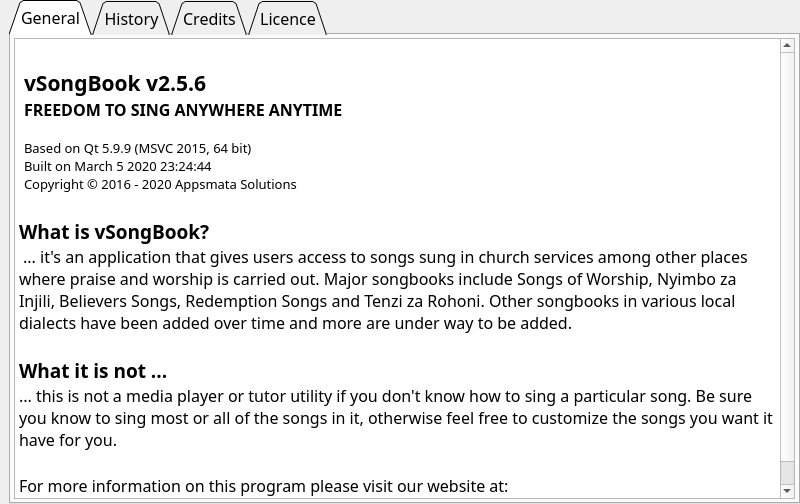
Before: the Qt Designer form src/AppAbout.ui in AppSmata/vSongBook4pc, drawn with Qt 5.
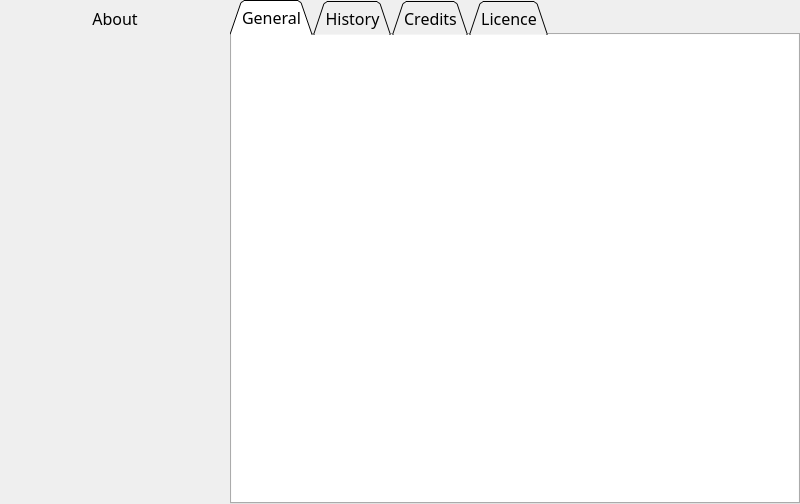
After: the same form once the commit is applied. Icons and pictures are not drawn.

```diff
--- a/src/AppAbout.ui
+++ b/src/AppAbout.ui
@@ -55,20 +55,26 @@
        <item>
         <widget class="QLabel" name="Icon1">
          <property name="sizePolicy">
-          <sizepolicy hsizetype="Fixed" vsizetype="Preferred">
+          <sizepolicy hsizetype="Fixed" vsizetype="Fixed">
            <horstretch>0</horstretch>
            <verstretch>0</verstretch>
           </sizepolicy>
          </property>
+         <property name="minimumSize">
+          <size>
+           <width>230</width>
+           <height>490</height>
+          </size>
+         </property>
          <property name="text">
-          <string/>
-         </property>
-         <property name="pixmap">
-          <pixmap resource="images/images.qrc">:/images/About.png</pixmap>
+          <string>&lt;html&gt;&lt;head/&gt;&lt;body&gt;&lt;p align=&quot;center&quot;&gt;About&lt;/p&gt;&lt;p align=&quot;center&quot;&gt;&lt;img src=&quot;:/images/version.png&quot;/&gt;&lt;/p&gt;&lt;/body&gt;&lt;/html&gt;</string>
          </property>
          <property name="scaledContents">
           <bool>true</bool>
          </property>
+         <property name="alignment">
+          <set>Qt::AlignLeading|Qt::AlignLeft|Qt::AlignTop</set>
+         </property>
         </widget>
        </item>
       </layout>
@@ -147,47 +153,31 @@
           </attribute>
           <layout class="QVBoxLayout" name="LayoutTabPage1">
            <property name="spacing">
-            <number>3</number>
+            <number>0</number>
            </property>
            <property name="leftMargin">
-            <number>3</number>
+            <number>0</number>
            </property>
            <property name="topMargin">
-            <number>3</number>
+            <number>0</number>
            </property>
            <property name="rightMargin">
-            <number>3</number>
+            <number>0</number>
            </property>
            <property name="bottomMargin">
-            <number>3</number>
+            <number>0</number>
            </property>
            <item>
-            <widget class="QTextBrowser" name="TxtGeneral">
+            <widget class="QTextBrowser" name="TxtTab1">
+             <property name="frameShape">
+              <enum>QFrame::NoFrame</enum>
+             </property>
              <property name="html">
               <string>&lt;!DOCTYPE HTML PUBLIC &quot;-//W3C//DTD HTML 4.0//EN&quot; &quot;http://www.w3.org/TR/REC-html40/strict.dtd&quot;&gt;
 &lt;html&gt;&lt;head&gt;&lt;meta name=&quot;qrichtext&quot; content=&quot;1&quot; /&gt;&lt;style type=&quot;text/css&quot;&gt;
 p, li { white-space: pre-wrap; }
 &lt;/style&gt;&lt;/head&gt;&lt;body style=&quot; font-family:'Trebuchet MS','Trebuchet MS','Trebuchet MS'; font-size:12pt; font-weight:400; font-style:normal;&quot;&gt;
-&lt;table border=&quot;0&quot; style=&quot; margin-top:0px; margin-bottom:0px; margin-left:0px; margin-right:0px;&quot; cellspacing=&quot;2&quot; cellpadding=&quot;0&quot;&gt;
-&lt;tr&gt;
-&lt;td&gt;
-&lt;p style=&quot; margin-top:0px; margin-bottom:0px; margin-left:0px; margin-right:0px; -qt-block-indent:0; text-indent:0px;&quot;&gt;&lt;img src=&quot;:/images/vSongBook.png&quot; height=&quot;150&quot; /&gt;&lt;/p&gt;&lt;/td&gt;
-&lt;td&gt;
-&lt;p style=&quot; margin-top:0px; margin-bottom:0px; margin-left:0px; margin-right:0px; -qt-block-indent:0; text-indent:0px;&quot;&gt; &lt;/p&gt;
-&lt;p style=&quot; margin-top:0px; margin-bottom:0px; margin-left:0px; margin-right:0px; -qt-block-indent:0; text-indent:0px;&quot;&gt;&lt;span style=&quot; font-size:16pt; font-weight:600;&quot;&gt;vSongBook v2.5.6&lt;/span&gt;&lt;/p&gt;
-&lt;p style=&quot; margin-top:0px; margin-bottom:0px; margin-left:0px; margin-right:0px; -qt-block-indent:0; text-indent:0px;&quot;&gt;&lt;span style=&quot; font-weight:600;&quot;&gt;FREEDOM TO SING ANYWHERE ANYTIME&lt;/span&gt;&lt;/p&gt;
-&lt;p style=&quot;-qt-paragraph-type:empty; margin-top:0px; margin-bottom:0px; margin-left:0px; margin-right:0px; -qt-block-indent:0; text-indent:0px; font-size:10pt;&quot;&gt;&lt;br /&gt;&lt;/p&gt;
-&lt;p style=&quot; margin-top:0px; margin-bottom:0px; margin-left:0px; margin-right:0px; -qt-block-indent:0; text-indent:0px;&quot;&gt;&lt;span style=&quot; font-size:10pt;&quot;&gt;Based on Qt 5.9.9 (MSVC 2015, 64 bit)&lt;/span&gt;&lt;/p&gt;
-&lt;p style=&quot; margin-top:0px; margin-bottom:0px; margin-left:0px; margin-right:0px; -qt-block-indent:0; text-indent:0px;&quot;&gt;&lt;span style=&quot; font-size:10pt;&quot;&gt;Built on March 5 2020 23:24:44&lt;/span&gt;&lt;/p&gt;
-&lt;p style=&quot; margin-top:0px; margin-bottom:0px; margin-left:0px; margin-right:0px; -qt-block-indent:0; text-indent:0px;&quot;&gt;&lt;span style=&quot; font-size:10pt;&quot;&gt;Copyright © 2016 - 2020 Appsmata Solutions&lt;/span&gt;&lt;/p&gt;
-&lt;p style=&quot;-qt-paragraph-type:empty; margin-top:0px; margin-bottom:0px; margin-left:0px; margin-right:0px; -qt-block-indent:0; text-indent:0px;&quot;&gt;&lt;br /&gt;&lt;/p&gt;&lt;/td&gt;&lt;/tr&gt;&lt;/table&gt;
-&lt;p style=&quot; margin-top:0px; margin-bottom:0px; margin-left:0px; margin-right:0px; -qt-block-indent:0; text-indent:0px;&quot;&gt;&lt;span style=&quot; font-size:14pt; font-weight:600;&quot;&gt;What is vSongBook?&lt;/span&gt;&lt;/p&gt;
-&lt;p style=&quot; margin-top:0px; margin-bottom:0px; margin-left:0px; margin-right:0px; -qt-block-indent:0; text-indent:0px;&quot;&gt; ... it's an application that gives users access to songs sung in church services among other places where praise and worship is carried out. Major songbooks include Songs of Worship, Nyimbo za Injili, Believers Songs, Redemption Songs and Tenzi za Rohoni. Other songbooks in various local dialects have been added over time and more are under way to be added.&lt;/p&gt;
-&lt;p style=&quot;-qt-paragraph-type:empty; margin-top:0px; margin-bottom:0px; margin-left:0px; margin-right:0px; -qt-block-indent:0; text-indent:0px;&quot;&gt;&lt;br /&gt;&lt;/p&gt;
-&lt;p style=&quot; margin-top:0px; margin-bottom:0px; margin-left:0px; margin-right:0px; -qt-block-indent:0; text-indent:0px;&quot;&gt;&lt;span style=&quot; font-size:14pt; font-weight:600;&quot;&gt;What it is not ...&lt;/span&gt;&lt;/p&gt;
-&lt;p style=&quot; margin-top:0px; margin-bottom:0px; margin-left:0px; margin-right:0px; -qt-block-indent:0; text-indent:0px;&quot;&gt;... this is not a media player or tutor utility if you don't know how to sing a particular song. Be sure you know to sing most or all of the songs in it, otherwise feel free to customize the songs you want it have for you.&lt;/p&gt;
-&lt;p style=&quot;-qt-paragraph-type:empty; margin-top:0px; margin-bottom:0px; margin-left:0px; margin-right:0px; -qt-block-indent:0; text-indent:0px;&quot;&gt;&lt;br /&gt;&lt;/p&gt;
-&lt;p style=&quot; margin-top:0px; margin-bottom:0px; margin-left:0px; margin-right:0px; -qt-block-indent:0; text-indent:0px;&quot;&gt;For more information on this program please visit our website at:&lt;br /&gt;&lt;a href=&quot;http://Appsmata.com/vSongBook&quot;&gt;&lt;span style=&quot; text-decoration: underline; color:#0000ff;&quot;&gt;http://Appsmata.com/vSongBook&lt;/span&gt;&lt;/a&gt;.&lt;/p&gt;&lt;/body&gt;&lt;/html&gt;</string>
+&lt;p style=&quot;-qt-paragraph-type:empty; margin-top:0px; margin-bottom:0px; margin-left:0px; margin-right:0px; -qt-block-indent:0; text-indent:0px;&quot;&gt;&lt;br /&gt;&lt;/p&gt;&lt;/body&gt;&lt;/html&gt;</string>
              </property>
             </widget>
            </item>
```
Left out of the diff: 66 changed lines with no effect on the pictures.
